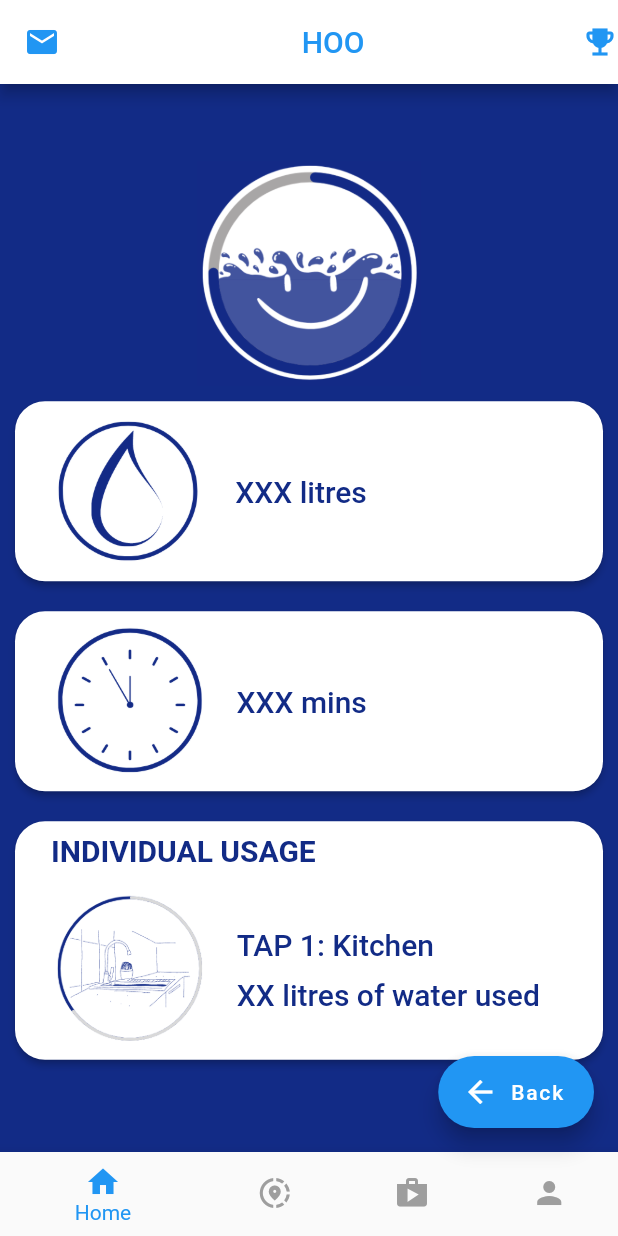
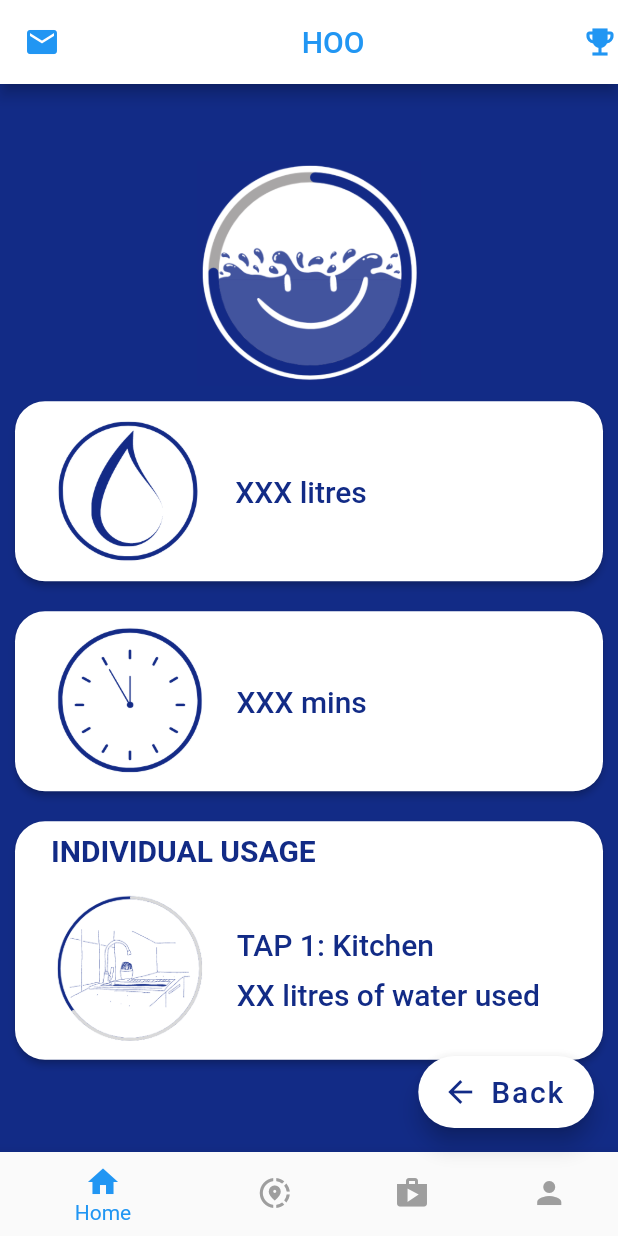
Before and after one commit to tch1001/hoo-app, a Flutter app: the WaterUsageScreen screen opened directly, on a phone screen of 412 x 824 dp. Run offline on Flutter 3.47's test engine with Material 2 defaults, Android fonts, the phone set to English and light mode, and no system bars.

Commit message:
changed button color

```diff
--- a/lib/style.dart
+++ b/lib/style.dart
@@ -2,19 +2,21 @@ import 'package:flutter/material.dart';
 
 Color mydarkblue = Color.fromARGB(255, 18, 43, 134);
 Color buttonColor = Colors.white;
+
+TextStyle buttonTextStyle = TextStyle(
+  color: mydarkblue,
+  fontSize: 20,
+);
 FloatingActionButton backButton(context){
   return FloatingActionButton.extended(
       onPressed: () {
         Navigator.pop(context);
       },
-    icon: Icon(Icons.arrow_back),
-    label: Text("Back"),
+    icon: Icon(Icons.arrow_back, color: mydarkblue,),
+    label: Text("Back", style: buttonTextStyle,),
+    backgroundColor: Colors.white,
   );
 }
-TextStyle buttonTextStyle = TextStyle(
-  color: mydarkblue,
-  fontSize: 20,
-);
 TextStyle buttonTextStyleInverted = TextStyle(
   color: Colors.white,
   fontSize: 20,
```
